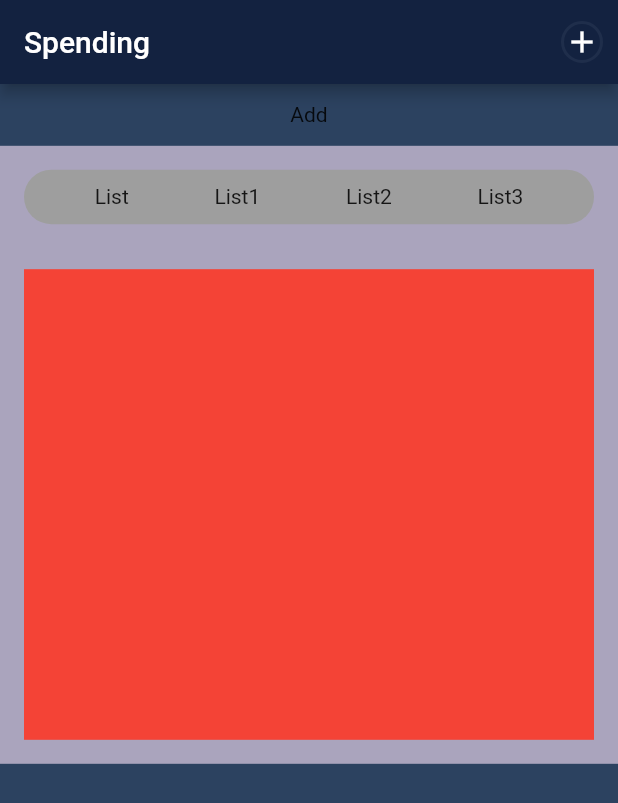
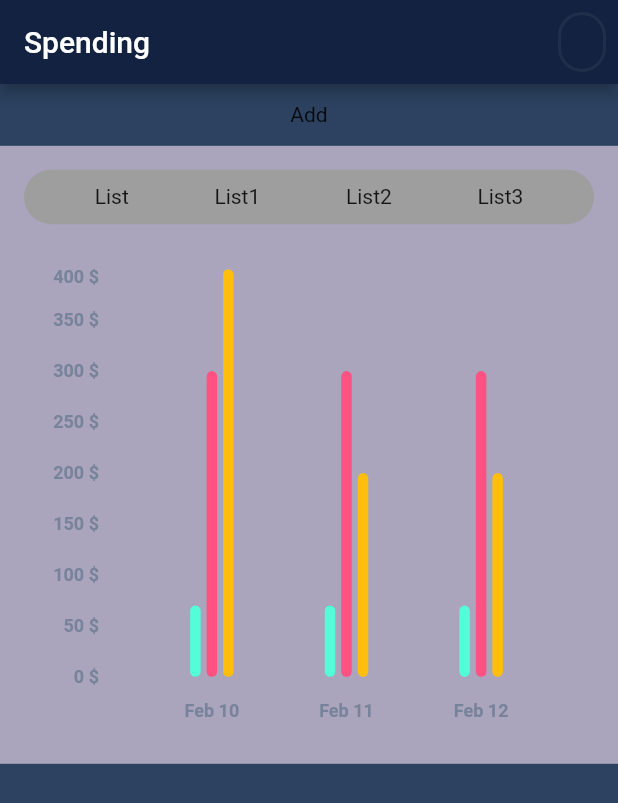
Before and after one commit to PeriyanAra/expenses, a Flutter app: the screen it shows after launch, after a tap on "List1", on a phone screen of 412 x 824 dp. Shown: the top 803 px of the screen. Run offline on Flutter 3.47's test engine with Material 2 defaults, Android fonts, the phone set to English and light mode, and no system bars; drawn by our look-alikes of fl_chart; our stand-ins replace bloc, freezed_annotation; generated files the repository leaves out were written again.

Commit message:
Finish bar chart

```diff
--- a/lib/main_screen/main_screen.dart
+++ b/lib/main_screen/main_screen.dart
@@ -37,7 +37,7 @@ class MainScreen extends StatelessWidget {
                   color: Color(0x1F77839A),
                 ),
               ),
-              child: Icon(Icons.add),
+              // child: Icon(Icons.add),
             ),
           )
         ],
--- a/lib/main_screen/models/chart_view_models/bar_chart_view_model.dart
+++ b/lib/main_screen/models/chart_view_models/bar_chart_view_model.dart
@@ -1,3 +1,4 @@
+import 'package:expenses/main_screen/enums/expense_category.dart';
 import 'package:expenses/main_screen/models/chart_view_models/bar_chart_item_group_view_model.dart';
 import 'package:expenses/main_screen/models/chart_view_models/bar_chart_item_view_model.dart';
 import 'package:expenses/main_screen/models/expense_view_model.dart';
@@ -15,8 +16,8 @@ class BarChartViewModel with _$BarChartViewModel {
 
   const BarChartViewModel._();
 
-  BarChartViewModel fromExpenses(List<ExpenseViewModel> expenses) {
-    final List<BarChartItemGroupViewModel> itemGroups = [];
+  factory BarChartViewModel.fromExpenses(List<ExpenseViewModel> expenses) {
+    final List<BarChartItemGroupViewModel> dateItemGroups = [];
     final List<DateTime> dates = [];
     double maximumExpenseAmount = 0.0;
 
@@ -33,10 +34,6 @@ class BarChartViewModel with _$BarChartViewModel {
         final List<BarChartItemViewModel> groupItems = [];
 
         expenses.forEach((expense) {
-          if (expense.amount > maximumExpenseAmount) {
-            maximumExpenseAmount = expense.amount;
-          }
-
           if (expense.date == date) {
             final groupItem = BarChartItemViewModel(
               value: expense.amount,
@@ -47,7 +44,7 @@ class BarChartViewModel with _$BarChartViewModel {
           }
         });
 
-        itemGroups.add(
+        dateItemGroups.add(
           BarChartItemGroupViewModel(
             date: date,
             items: groupItems,
@@ -56,6 +53,40 @@ class BarChartViewModel with _$BarChartViewModel {
       },
     );
 
+    final List<BarChartItemGroupViewModel> itemGroups = [];
+
+    dateItemGroups.forEach((group) {
+      final List<BarChartItemViewModel> groupItems = [];
+
+      ExpenseCategory.values.forEach((category) {
+        double categoryAmount = 0.0;
+
+        group.items.forEach((item) {
+          if (item.category == category) {
+            categoryAmount += item.value;
+          }
+        });
+
+        if (categoryAmount > maximumExpenseAmount) {
+          maximumExpenseAmount = categoryAmount;
+        }
+
+        groupItems.add(
+          BarChartItemViewModel(
+            value: categoryAmount,
+            category: category,
+          ),
+        );
+      });
+
+      itemGroups.add(
+        BarChartItemGroupViewModel(
+          items: groupItems,
+          date: group.date,
+        ),
+      );
+    });
+
     return BarChartViewModel(
       itemGroups: itemGroups,
       dates: dates,
--- a/lib/main_screen/widgets/custom_bar_chart.dart
+++ b/lib/main_screen/widgets/custom_bar_chart.dart
@@ -1,38 +1,17 @@
 import 'package:expenses/main_screen/enums/expense_category.dart';
-import 'package:expenses/main_screen/models/expense_view_model.dart';
+import 'package:expenses/main_screen/models/chart_view_models/bar_chart_item_group_view_model.dart';
+import 'package:expenses/main_screen/models/chart_view_models/bar_chart_view_model.dart';
 import 'package:expenses/theme/app_colors.dart';
+import 'package:expenses/theme/app_theme.dart';
 import 'package:fl_chart/fl_chart.dart';
 import 'package:flutter/material.dart';
-
-final expences = <ExpenseViewModel>[
-  ExpenseViewModel(
-    name: 'Pen',
-    category: ExpenseCategory.transportation,
-    amount: 100,
-    date: DateTime.parse('10/02/2022'),
-  ),
-  ExpenseViewModel(
-    name: 'Restaurant',
-    category: ExpenseCategory.comunal,
-    amount: 150,
-    date: DateTime.parse('10/02/2022'),
-  ),
-  ExpenseViewModel(
-    name: 'Bread',
-    category: ExpenseCategory.food,
-    amount: 20,
-    date: DateTime.parse('10/02/2022'),
-  ),
-  ExpenseViewModel(
-    name: 'Fruit',
-    category: ExpenseCategory.food,
-    amount: 50,
-    date: DateTime.parse('10/02/2022'),
-  )
-];
+import 'package:intl/intl.dart';
 
 class CustomBarChart extends StatefulWidget {
+  final BarChartViewModel viewModel;
+
   const CustomBarChart({
+    required this.viewModel,
     super.key,
   });
 
@@ -43,6 +22,7 @@ class CustomBarChart extends StatefulWidget {
 class _CustomBarChartState extends State<CustomBarChart> {
   late List<BarChartGroupData> rawBarGroups;
   late List<BarChartGroupData> showingBarGroups;
+  late List<String> titles;
 
   final double width = 7;
 
@@ -50,104 +30,58 @@ class _CustomBarChartState extends State<CustomBarChart> {
   void initState() {
     super.initState();
 
-    int index = 0;
+    titles = widget.viewModel.dates
+        .map(
+          (e) => DateFormat('MMM dd').format(e),
+        )
+        .toList();
 
-    final barGroup1 = makeGroupData(0, 5, 12);
-    final barGroup2 = makeGroupData(1, 16, 12);
-    final barGroup3 = makeGroupData(2, 18, 5);
-    final barGroup4 = makeGroupData(3, 20, 16);
-    final barGroup5 = makeGroupData(4, 17, 6);
-    final barGroup6 = makeGroupData(5, 19, 1.5);
-    final barGroup7 = makeGroupData(6, 10, 1.5);
-
-    final items = [
-      barGroup1,
-      barGroup2,
-      barGroup3,
-      barGroup4,
-      barGroup5,
-      barGroup6,
-      barGroup7,
-    ];
+    final items = widget.viewModel.itemGroups
+        .map(
+          (element) => makeGroupData(
+            element,
+            widget.viewModel.itemGroups.indexOf(element),
+          ),
+        )
+        .toList();
 
     rawBarGroups = items;
 
     showingBarGroups = rawBarGroups;
   }
 
-  BarChartRodData makeColumnData(int x, double y) {
-    return BarChartRodData(
-      toY: y,
-      color: accentColor1,
-      width: width,
-    );
-  }
+  BarChartGroupData makeGroupData(BarChartItemGroupViewModel group, int index) {
+    final List<BarChartRodData> barChartGroupItems = <BarChartRodData>[];
 
-  BarChartGroupData makeGroupData(int x, double y1, double y2) {
-    return BarChartGroupData(barsSpace: 4, x: x, barRods: [
+    group.items.forEach(
+      (element) {
+        barChartGroupItems.add(
           BarChartRodData(
-        toY: y1,
-        color: accentColor1,
+            toY: element.value,
+            color: element.category.toColor(),
             width: width,
           ),
-      BarChartRodData(
-        toY: y2,
-        color: accentColor2,
-        width: width,
-      ),
-    ]);
+        );
+      },
+    );
+
+    return BarChartGroupData(
+      barsSpace: 4,
+      x: index,
+      barRods: barChartGroupItems,
+    );
   }
 
   @override
   Widget build(BuildContext context) {
     return BarChart(
       BarChartData(
-        maxY: 20,
+        maxY: widget.viewModel.maximumExpenseAmount,
         barTouchData: BarTouchData(
             touchTooltipData: BarTouchTooltipData(
-              tooltipBgColor: Colors.grey,
               getTooltipItem: (_a, _b, _c, _d) => null,
             ),
-            touchCallback: (FlTouchEvent event, response) {
-              // if (response == null || response.spot == null) {
-              //   setState(() {
-              //     touchedGroupIndex = -1;
-              //     showingBarGroups = List.of(rawBarGroups);
-              //   });
-              //   return;
-              // }
-
-              // touchedGroupIndex = response.spot!.touchedBarGroupIndex;
-
-              // setState(() {
-              //   if (!event.isInterestedForInteractions) {
-              //     touchedGroupIndex = -1;
-              //     showingBarGroups = List.of(rawBarGroups);
-              //     return;
-              //   }
-              //   showingBarGroups = List.of(rawBarGroups);
-              //   if (touchedGroupIndex != -1) {
-              //     var sum = 0.0;
-              //     for (var rod in showingBarGroups[touchedGroupIndex]
-              //         .barRods) {
-              //       sum += rod.toY;
-              //     }
-              //     final avg = sum /
-              //         showingBarGroups[touchedGroupIndex]
-              //             .barRods
-              //             .length;
-
-              //     showingBarGroups[touchedGroupIndex] =
-              //         showingBarGroups[touchedGroupIndex].copyWith(
-              //       barRods: showingBarGroups[touchedGroupIndex]
-              //           .barRods
-              //           .map((rod) {
-              //         return rod.copyWith(toY: avg);
-              //       }).toList(),
-              //     );
-              //   }
-              // });
-            }),
+            touchCallback: (FlTouchEvent event, response) {}),
         titlesData: FlTitlesData(
           show: true,
           rightTitles: AxisTitles(
@@ -159,17 +93,18 @@ class _CustomBarChartState extends State<CustomBarChart> {
           bottomTitles: AxisTitles(
             sideTitles: SideTitles(
               showTitles: true,
-              getTitlesWidget: bottomTitles,
+              getTitlesWidget: makeBottomTitles,
               reservedSize: 42,
             ),
           ),
           leftTitles: AxisTitles(
             sideTitles: SideTitles(
               showTitles: true,
-              reservedSize: 28,
-              interval: 1,
+              reservedSize: 50,
+              interval: 50,
               getTitlesWidget: leftTitles,
             ),
+            drawBehindEverything: false,
           ),
         ),
         borderData: FlBorderData(
@@ -180,18 +115,19 @@ class _CustomBarChartState extends State<CustomBarChart> {
       ),
     );
   }
-}
 
 //* The bottom row of days
-Widget bottomTitles(double value, TitleMeta meta) {
-  List<String> titles = ["Jan", "Te", "Wd", "Tu", "Fr", "St", "Su"];
+  Widget makeBottomTitles(
+    double index,
+    TitleMeta meta,
+  ) {
+    ;
 
     Widget text = Text(
-    titles[value.toInt()],
-    style: const TextStyle(
-      color: Color(0xff7589a2),
-      fontWeight: FontWeight.bold,
-      fontSize: 14,
+      titles[index.toInt()],
+      style: appTheme.textTheme.caption2.copyWith(
+        color: secondaryTextColor,
+        fontWeight: FontWeight.w600,
       ),
     );
 
@@ -204,24 +140,21 @@ Widget bottomTitles(double value, TitleMeta meta) {
 
 //* The right column of prices
   Widget leftTitles(double value, TitleMeta meta) {
-  const style = TextStyle(
-    color: Color(0xff7589a2),
-    fontWeight: FontWeight.bold,
-    fontSize: 14,
-  );
-  String text;
-  if (value == 0) {
-    text = '1K';
-  } else if (value == 10) {
-    text = '5K';
-  } else if (value == 19) {
-    text = '10K';
-  } else {
-    return Container();
-  }
     return SideTitleWidget(
       axisSide: meta.axisSide,
       space: 0,
-    child: Text(text, style: style),
+      child: Padding(
+        padding: EdgeInsets.only(
+          top: value == widget.viewModel.maximumExpenseAmount ? 10 : 0,
+        ),
+        child: Text(
+          '${value.toStringAsFixed(0)} \$',
+          style: appTheme.textTheme.caption2.copyWith(
+            color: secondaryTextColor,
+            fontWeight: FontWeight.w600,
+          ),
+        ),
+      ),
     );
   }
+}
--- a/lib/main_screen/widgets/main_tab_bar/main_tab.dart
+++ b/lib/main_screen/widgets/main_tab_bar/main_tab.dart
@@ -1,7 +1,134 @@
+import 'package:expenses/main_screen/enums/expense_category.dart';
+import 'package:expenses/main_screen/models/chart_view_models/bar_chart_view_model.dart';
+import 'package:expenses/main_screen/models/expense_view_model.dart';
+import 'package:expenses/main_screen/widgets/custom_bar_chart.dart';
 import 'package:expenses/main_screen/widgets/main_tab_bar/list_tab.dart';
 import 'package:expenses/main_screen/widgets/main_tab_bar/main_tab_bar.dart';
 import 'package:expenses/theme/app_colors.dart';
 import 'package:flutter/material.dart';
+
+final expenses = <ExpenseViewModel>[
+  ExpenseViewModel(
+    name: 'Pen',
+    category: ExpenseCategory.transportation,
+    amount: 100,
+    date: DateTime.parse('2022-02-10'),
+  ),
+  ExpenseViewModel(
+    name: 'Pen',
+    category: ExpenseCategory.transportation,
+    amount: 100,
+    date: DateTime.parse('2022-02-10'),
+  ),
+  ExpenseViewModel(
+    name: 'Pen',
+    category: ExpenseCategory.transportation,
+    amount: 100,
+    date: DateTime.parse('2022-02-10'),
+  ),
+  ExpenseViewModel(
+    name: 'Pen',
+    category: ExpenseCategory.transportation,
+    amount: 100,
+    date: DateTime.parse('2022-02-10'),
+  ),
+  ExpenseViewModel(
+    name: 'Restaurant',
+    category: ExpenseCategory.comunal,
+    amount: 150,
+    date: DateTime.parse('2022-02-10'),
+  ),
+  ExpenseViewModel(
+    name: 'Restaurant',
+    category: ExpenseCategory.comunal,
+    amount: 150,
+    date: DateTime.parse('2022-02-10'),
+  ),
+  ExpenseViewModel(
+    name: 'Bread',
+    category: ExpenseCategory.food,
+    amount: 20,
+    date: DateTime.parse('2022-02-10'),
+  ),
+  ExpenseViewModel(
+    name: 'Fruit',
+    category: ExpenseCategory.food,
+    amount: 50,
+    date: DateTime.parse('2022-02-10'),
+  ),
+  ExpenseViewModel(
+    name: 'Pen',
+    category: ExpenseCategory.transportation,
+    amount: 100,
+    date: DateTime.parse('2022-02-11'),
+  ),
+  ExpenseViewModel(
+    name: 'Pen',
+    category: ExpenseCategory.transportation,
+    amount: 100,
+    date: DateTime.parse('2022-02-11'),
+  ),
+  ExpenseViewModel(
+    name: 'Restaurant',
+    category: ExpenseCategory.comunal,
+    amount: 150,
+    date: DateTime.parse('2022-02-11'),
+  ),
+  ExpenseViewModel(
+    name: 'Restaurant',
+    category: ExpenseCategory.comunal,
+    amount: 150,
+    date: DateTime.parse('2022-02-11'),
+  ),
+  ExpenseViewModel(
+    name: 'Bread',
+    category: ExpenseCategory.food,
+    amount: 20,
+    date: DateTime.parse('2022-02-11'),
+  ),
+  ExpenseViewModel(
+    name: 'Fruit',
+    category: ExpenseCategory.food,
+    amount: 50,
+    date: DateTime.parse('2022-02-11'),
+  ),
+  ExpenseViewModel(
+    name: 'Pen',
+    category: ExpenseCategory.transportation,
+    amount: 100,
+    date: DateTime.parse('2022-02-12'),
+  ),
+  ExpenseViewModel(
+    name: 'Pen',
+    category: ExpenseCategory.transportation,
+    amount: 100,
+    date: DateTime.parse('2022-02-12'),
+  ),
+  ExpenseViewModel(
+    name: 'Restaurant',
+    category: ExpenseCategory.comunal,
+    amount: 150,
+    date: DateTime.parse('2022-02-12'),
+  ),
+  ExpenseViewModel(
+    name: 'Restaurant',
+    category: ExpenseCategory.comunal,
+    amount: 150,
+    date: DateTime.parse('2022-02-12'),
+  ),
+  ExpenseViewModel(
+    name: 'Bread',
+    category: ExpenseCategory.food,
+    amount: 20,
+    date: DateTime.parse('2022-02-12'),
+  ),
+  ExpenseViewModel(
+    name: 'Fruit',
+    category: ExpenseCategory.food,
+    amount: 50,
+    date: DateTime.parse('2022-02-12'),
+  )
+];
 
 class MainTab extends StatefulWidget {
   const MainTab({
@@ -55,8 +182,10 @@ class _MainTabState extends State<MainTab> with TickerProviderStateMixin {
                 controller: _tabController,
                 children: [
                   ListTab(),
-                  Container(
-                    color: Colors.red,
+                  CustomBarChart(
+                    viewModel: BarChartViewModel.fromExpenses(
+                      expenses,
+                    ),
                   ),
                   Container(
                     color: Colors.black,
--- a/pubspec.yaml
+++ b/pubspec.yaml
@@ -12,8 +12,11 @@ dependencies:
   flutter:
     sdk: flutter
   flutter_bloc: ^8.1.2
+
   freezed: ^2.3.2
   freezed_annotation: ^2.2.0
+  intl: ^0.18.0
+
 
 dev_dependencies:
   flutter_test:
```
Also changed, not shown: lib/main_screen/widgets/bottom_sheet_content.dart (+3 -4 lines), pubspec.lock, 1 other file. Lines whose indentation alone changed are shown as unchanged.
